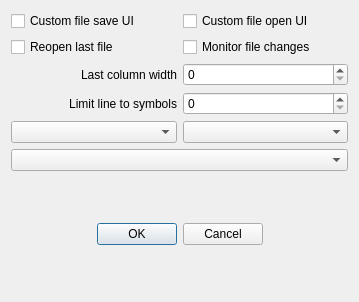
Before: the Qt Designer form Src/Dialogs/SettingsDialog.ui in os-v/UXLogViewer, drawn with Qt 5.
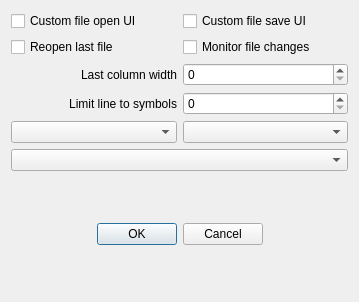
After: the same form once the commit is applied.

```diff
--- a/Src/Dialogs/SettingsDialog.ui
+++ b/Src/Dialogs/SettingsDialog.ui
@@ -20,16 +20,16 @@
    <item>
     <layout class="QHBoxLayout" name="m_pLayoutFileUI">
      <item>
-      <widget class="QCheckBox" name="m_pCheckFileSaveUI">
+      <widget class="QCheckBox" name="m_pCheckFileOpenUI">
        <property name="text">
-        <string>Custom file save UI</string>
+        <string>Custom file open UI</string>
        </property>
       </widget>
      </item>
      <item>
-      <widget class="QCheckBox" name="m_pCheckFileOpenUI">
+      <widget class="QCheckBox" name="m_pCheckFileSaveUI">
        <property name="text">
-        <string>Custom file open UI</string>
+        <string>Custom file save UI</string>
        </property>
       </widget>
      </item>
```
